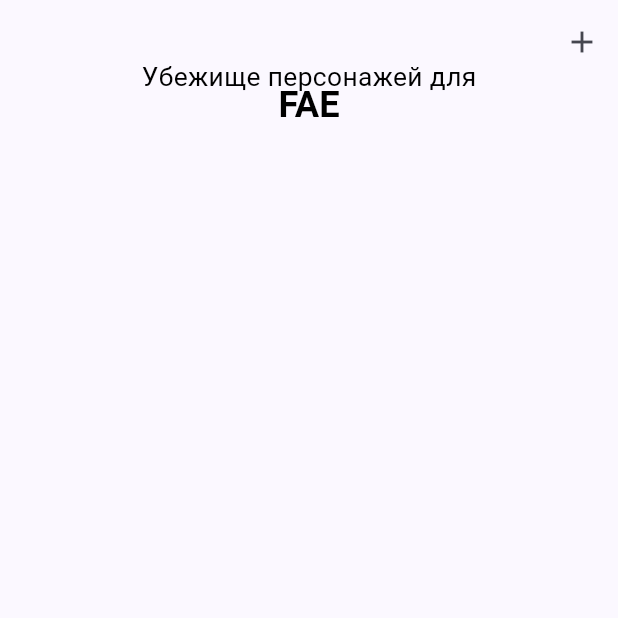
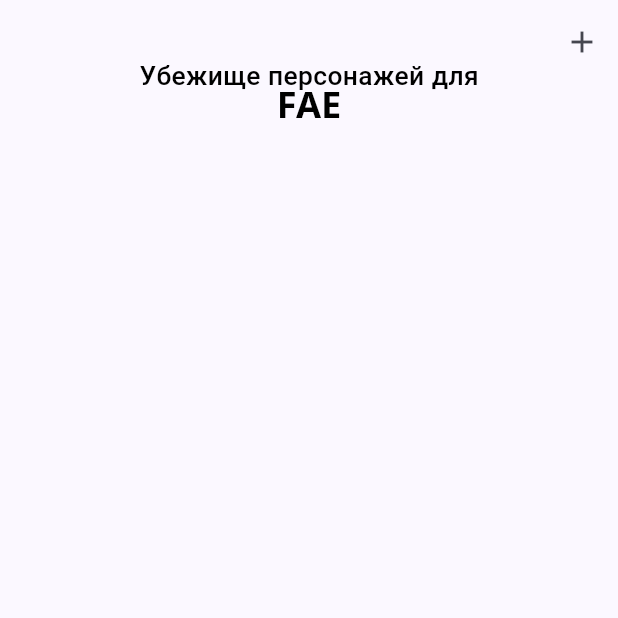
Before and after one commit to anatoliyKaragodin/fate_app, a Flutter app: the screen it shows after launch, on a phone screen of 412 x 824 dp, the top half of it. Run offline on Flutter 3.47's test engine with Material 3 defaults, Android fonts, the phone set to English and light mode, and no system bars; our stand-ins replace dart_mappable, dartz, equatable, file_picker, flutter_riverpod, gap and 5 more; accounts and stored records are empty; generated files the repository leaves out were written again.

Commit message:
fix шрифтов

```diff
--- a/lib/app.dart
+++ b/lib/app.dart
@@ -10,6 +10,7 @@ class App extends StatelessWidget {
     return MaterialApp.router(
       debugShowCheckedModeBanner: false,
       theme: ThemeData(
+        fontFamily: 'NotoSans',
         colorScheme: ColorScheme.fromSeed(
             seedColor: const Color.fromARGB(255, 0, 14, 69),
             brightness: MediaQuery.of(context).platformBrightness),
--- a/lib/features/characters/presentation/pages/fullscreen_image_page/fullscreen_image_page.dart
+++ b/lib/features/characters/presentation/pages/fullscreen_image_page/fullscreen_image_page.dart
@@ -1,7 +1,6 @@
 import 'dart:io';
 
 import 'package:flutter/material.dart';
-import 'package:flutter/widgets.dart';
 
 import '../../../../../core/router/router.dart';
 
```
Also changed, not shown: pubspec.yaml (+5 -4 lines), assets/fonts/Roboto-Bold.ttf (deleted), assets/fonts/Roboto-Regular.ttf (deleted), pubspec.lock, 2 other files.
